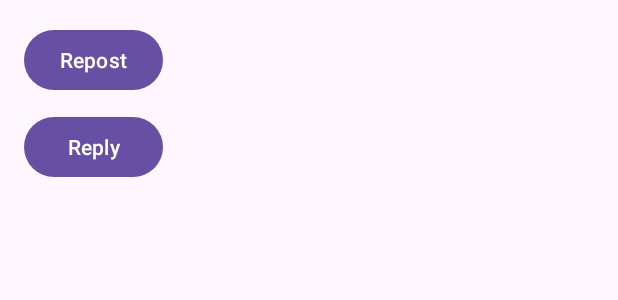
After one commit to Rydeckk/Twitter_android, an Android app: the layout modal_retweet.xml on its own in the app's theme, with its tools: preview values and no code run, on a phone screen of 412 x 824 dp. The commit adds this screen. Shown: the top 300 px of the screen. Run offline under Robolectric (Android 15) with nearby library versions, the phone set to English and light mode, and no system bars.

Commit message:
visual only

```diff
--- a/client/app/src/main/java/com/example/twitter_like/data/model/tweet/Tweet.kt
+++ b/client/app/src/main/java/com/example/twitter_like/data/model/tweet/Tweet.kt
@@ -6,6 +6,7 @@ import com.example.twitter_like.data.model.retweet.Retweet
 import com.example.twitter_like.network.dto.users_dto.UserDto
 
 data class Tweet(
+    val id: String,
     val content: String,
     val createdAt: String,
     val users: UserDto,
--- /dev/null
+++ b/client/app/src/main/java/com/example/twitter_like/data/request/tweet/LikeRequest.kt
@@ -0,0 +1,5 @@
+package com.example.twitter_like.data.request.tweet
+
+data class LikeRequest(
+    val tweetId: String
+)
--- a/client/app/src/main/java/com/example/twitter_like/network/dto/tweets_dto/TweetDto.kt
+++ b/client/app/src/main/java/com/example/twitter_like/network/dto/tweets_dto/TweetDto.kt
@@ -6,6 +6,7 @@ import com.example.twitter_like.data.model.retweet.Retweet
 import com.example.twitter_like.network.dto.users_dto.UserDto
 
 data class TweetDto(
+    val id: String,
     val content: String,
     val users: UserDto,
     val userId: String,
--- a/client/app/src/main/java/com/example/twitter_like/network/mapper/TweetMapper.kt
+++ b/client/app/src/main/java/com/example/twitter_like/network/mapper/TweetMapper.kt
@@ -5,6 +5,7 @@ import com.example.twitter_like.network.dto.tweets_dto.TweetDto
 
 fun tweetDtoToTweetModel(dto: TweetDto): Tweet {
     return Tweet(
+        id = dto.id,
         content = dto.content,
         users = dto.users,
         userId = dto.userId,
--- a/client/app/src/main/java/com/example/twitter_like/views/pager_fragments/homePage/AllTweetFragment.kt
+++ b/client/app/src/main/java/com/example/twitter_like/views/pager_fragments/homePage/AllTweetFragment.kt
@@ -52,7 +52,7 @@ class AllTweetFragment: Fragment() {
         this.tweetsRv = fragmentView.findViewById(R.id.tweet_rv)
         this.tweetsRv.layoutManager =
             LinearLayoutManager(context, LinearLayoutManager.VERTICAL, false)
-        this.tweetsRv.adapter = TweetsRvAdapter(tweets)
+        this.tweetsRv.adapter = TweetsRvAdapter(tweets, tweetViewModel)
     }
 
 
--- a/client/app/src/main/java/com/example/twitter_like/views/pager_fragments/homePage/FollowingUsersTweets.kt
+++ b/client/app/src/main/java/com/example/twitter_like/views/pager_fragments/homePage/FollowingUsersTweets.kt
@@ -52,7 +52,7 @@ class FollowingUsersTweets : Fragment() {
         this.tweetsRv = fragmentView.findViewById(R.id.tweet_rv)
         this.tweetsRv.layoutManager =
             LinearLayoutManager(context, LinearLayoutManager.VERTICAL, false)
-        this.tweetsRv.adapter = TweetsRvAdapter(tweets)
+        this.tweetsRv.adapter = TweetsRvAdapter(tweets, tweetViewModel)
     }
 
 
--- a/client/app/src/main/java/com/example/twitter_like/views/pager_fragments/profilePage/LikesPageFragment.kt
+++ b/client/app/src/main/java/com/example/twitter_like/views/pager_fragments/profilePage/LikesPageFragment.kt
@@ -52,7 +52,7 @@ class LikesPageFragment : Fragment() {
         this.tweetsRv = fragmentView.findViewById(R.id.tweet_rv)
         this.tweetsRv.layoutManager =
             LinearLayoutManager(context, LinearLayoutManager.VERTICAL, false)
-        this.tweetsRv.adapter = TweetsRvAdapter(tweets)
+        this.tweetsRv.adapter = TweetsRvAdapter(tweets, tweetViewModel)
     }
 
 
--- a/client/app/src/main/java/com/example/twitter_like/views/pager_fragments/profilePage/PostsPageFragment.kt
+++ b/client/app/src/main/java/com/example/twitter_like/views/pager_fragments/profilePage/PostsPageFragment.kt
@@ -52,7 +52,7 @@ class PostsPageFragment : Fragment() {
         this.tweetsRv = fragmentView.findViewById(R.id.tweet_rv)
         this.tweetsRv.layoutManager =
             LinearLayoutManager(context, LinearLayoutManager.VERTICAL, false)
-        this.tweetsRv.adapter = TweetsRvAdapter(tweets)
+        this.tweetsRv.adapter = TweetsRvAdapter(tweets, tweetViewModel)
     }
 
 
--- a/client/app/src/main/java/com/example/twitter_like/views/view_holders/home_vh/TweetsRvViewHolder.kt
+++ b/client/app/src/main/java/com/example/twitter_like/views/view_holders/home_vh/TweetsRvViewHolder.kt
@@ -18,5 +18,8 @@ class TweetsRvViewHolder(itemView: View) : RecyclerView.ViewHolder(itemView) {
     val retweetCount: TextView = itemView.findViewById(R.id.tweet_retweet_count)
     val likeCount: TextView = itemView.findViewById(R.id.tweet_like_count)
     val profilePicture: ImageView = itemView.findViewById(R.id.tweet_profile_picture)
+    val likeIcon: ImageView = itemView.findViewById(R.id.tweet_like_icon)
+    val commentIcon: ImageView = itemView.findViewById(R.id.tweet_comment_icon)
+    val retweetIcon: ImageView = itemView.findViewById(R.id.tweet_retweet_icon)
 
 }
--- /dev/null
+++ b/client/app/src/main/res/layout/modal_retweet.xml
@@ -0,0 +1,21 @@
+<?xml version="1.0" encoding="utf-8"?>
+<LinearLayout xmlns:android="http://schemas.android.com/apk/res/android"
+    android:layout_width="wrap_content"
+    android:layout_height="wrap_content"
+    android:orientation="vertical"
+    android:padding="16dp"
+>
+
+    <Button
+        android:id="@+id/repost_button"
+        android:layout_width="match_parent"
+        android:layout_height="wrap_content"
+        android:text="Repost" />
+
+    <Button
+        android:id="@+id/reply_button"
+        android:layout_width="match_parent"
+        android:layout_height="wrap_content"
+        android:text="Reply"
+        android:layout_marginTop="10dp" />
+</LinearLayout>
```
Also changed, not shown: client/app/src/main/java/com/example/twitter_like/network/services/TweetService.kt (+8 -0 lines), client/app/src/main/java/com/example/twitter_like/repositories/TweetRepository.kt (+29 -0 lines), client/app/src/main/java/com/example/twitter_like/viewmodel/TweetViewModel.kt (+28 -0 lines), client/app/src/main/java/com/example/twitter_like/views/pager_fragments/modal/RetweetModal.kt (added, +31 -0 lines), client/app/src/main/java/com/example/twitter_like/views/recycler_views_adapters/home_adapters/TweetsRvAdapter.kt (+43 -1 lines).
